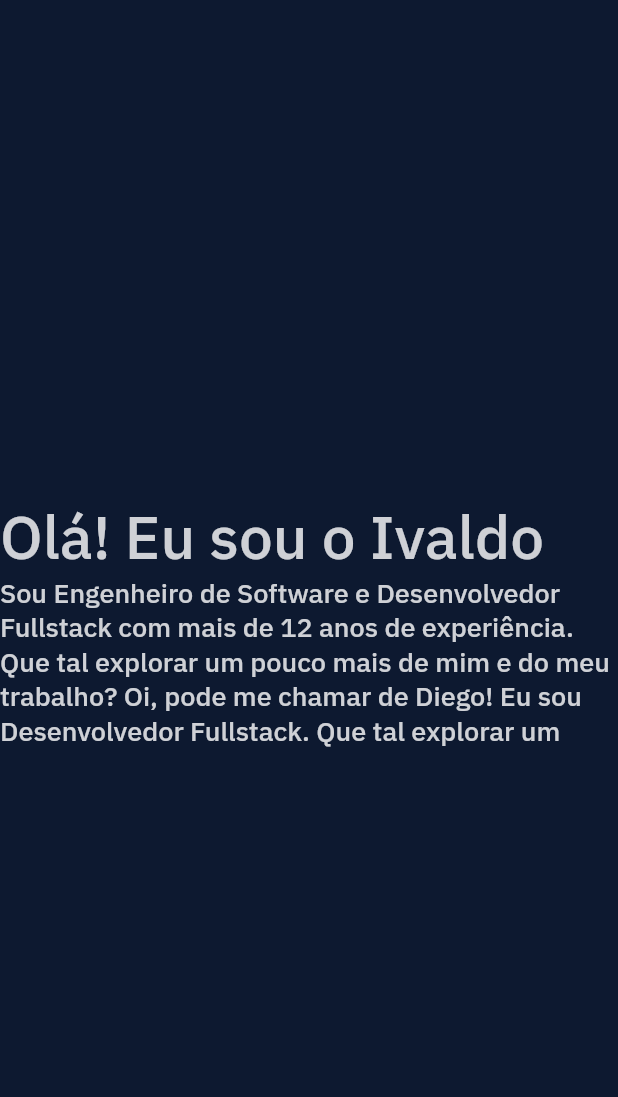
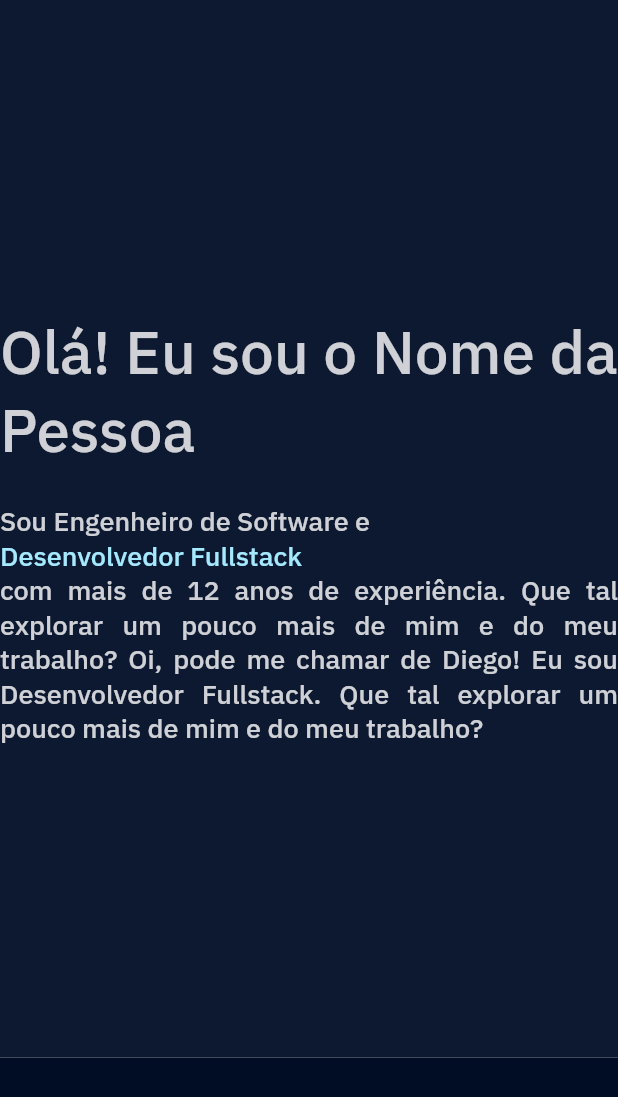
Before and after one commit to diegomors/speedup, a Flutter app: the screen it shows after launch, on a phone screen of 412 x 824 dp. Shown: the top 1097 px of the screen. Run offline on Flutter 3.47's test engine with Material 2 defaults, Android fonts, the phone set to English and light mode, and no system bars; our stand-ins replace expandable_page_view, flutter_svg.

Commit message:
usando textspan para composicao de texto (#27)

```diff
--- a/lib/modules/summary/my_summary_page.dart
+++ b/lib/modules/summary/my_summary_page.dart
@@ -9,34 +9,52 @@ class MySummaryPage extends StatelessWidget {
   @override
   Widget build(BuildContext context) {
     return Container(
-      constraints: const BoxConstraints(maxHeight: 1091),
+      constraints: const BoxConstraints(maxHeight: 705),
       child: MySummaryBackground(
-        child: Padding(
-          padding: const EdgeInsets.only(top: 96.0, bottom: 240.37),
-          child: Container(
-            width: 1439,
-            height: 638.63,
-            alignment: Alignment.center,
+        child: Center(
+          // TODO tornar largura do texto dinamica
+          child: SizedBox(
+            width: 550,
             child: Column(
               mainAxisAlignment: MainAxisAlignment.center,
               crossAxisAlignment: CrossAxisAlignment.center,
               children: const [
-                SizedBox(
-                  width: 460,
-                  height: 52,
-                  child: MyText(
-                    'Olá! Eu sou o Ivaldo CS',
+                MyText(
+                  'Olá! Eu sou o Nome da Pessoa',
                   fontWeight: FontWeight.w500,
                   fontSize: 40,
+                  textAlign: TextAlign.justify,
+                ),
+                SizedBox(height: 24.0),
+                Text.rich(
+                  TextSpan(
+                    children: [
+                      WidgetSpan(
+                        child: MyText(
+                          'Sou Engenheiro de Software e ',
+                          fontWeight: FontWeight.w500,
+                          fontSize: 18,
+                          textAlign: TextAlign.justify,
                         ),
                       ),
-                SizedBox(
-                  width: 460,
-                  height: 115,
+                      WidgetSpan(
                         child: MyText(
-                    'Sou Engenheiro de Software e Desenvolvedor Fullstack com mais de 12 anos de experiência. Que tal explorar um pouco mais de mim e do meu trabalho? Oi, pode me chamar de Diego! Eu sou Desenvolvedor Fullstack. Que tal explorar um pouco mais de mim e do meu trabalho?',
+                          'Desenvolvedor Fullstack',
                           fontWeight: FontWeight.w500,
                           fontSize: 18,
+                          textAlign: TextAlign.justify,
+                          color: Color.fromRGBO(165, 233, 255, 1),
+                        ),
+                      ),
+                      WidgetSpan(
+                        child: MyText(
+                          ' com mais de 12 anos de experiência. Que tal explorar um pouco mais de mim e do meu trabalho? Oi, pode me chamar de Diego! Eu sou Desenvolvedor Fullstack. Que tal explorar um pouco mais de mim e do meu trabalho?',
+                          fontWeight: FontWeight.w500,
+                          fontSize: 18,
+                          textAlign: TextAlign.justify,
+                        ),
+                      ),
+                    ],
                   ),
                 ),
               ],
```
Lines whose indentation alone changed are shown as unchanged.
